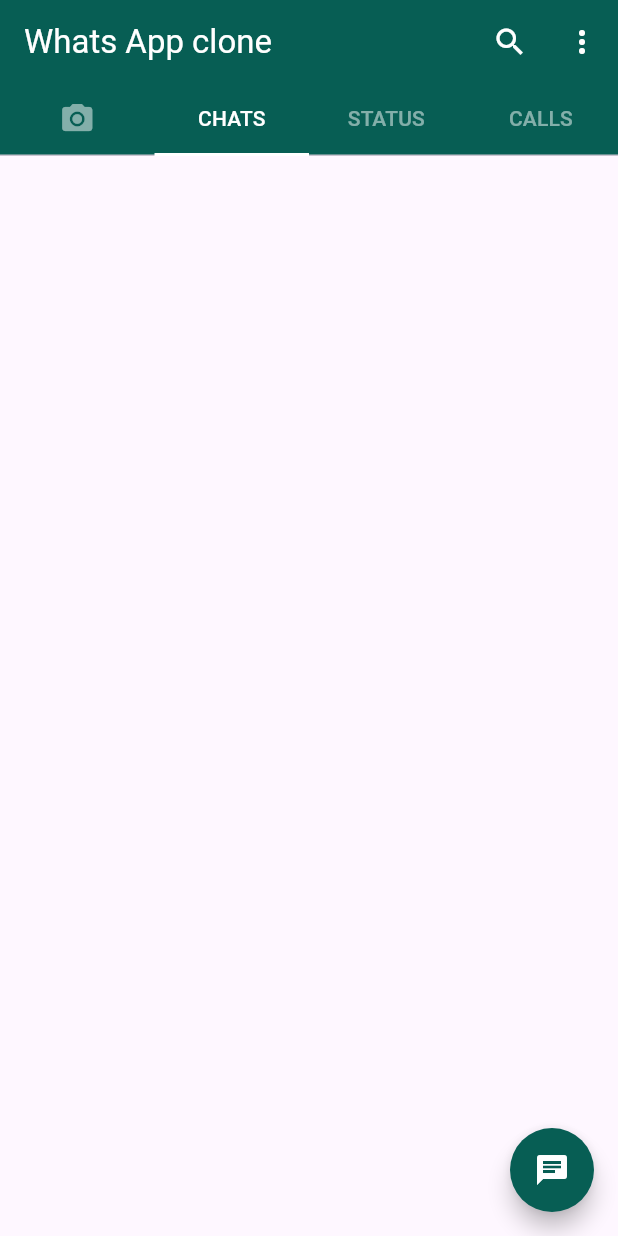
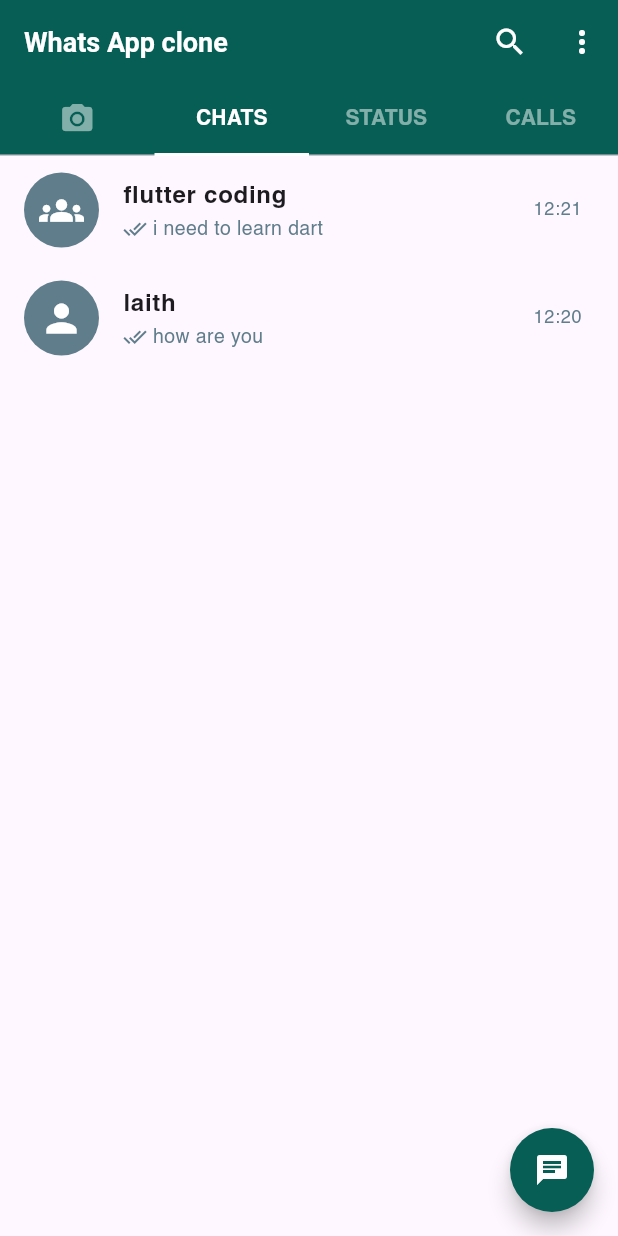
Before and after one commit to LaithMahdi/whatsapp-clone, a Flutter app: the screen it shows after launch, on a phone screen of 412 x 824 dp. Run offline on Flutter 3.47's test engine with Material 2 defaults, Android fonts, the light colour scheme and no system bars; our stand-ins replace get.

Commit message:
adding chat detail screen

```diff
--- /dev/null
+++ b/lib/chat/chat_controller.dart
@@ -0,0 +1,11 @@
+import 'package:get/get.dart';
+import 'package:whatsapp_clone/core/constant/app_route.dart';
+import 'package:whatsapp_clone/data/model/chat_model.dart';
+
+abstract class ChatController extends GetxController {}
+
+class ChatControllerImpl extends ChatController {
+  goToDetailScreen(ChatModel chatModel) {
+    Get.toNamed(AppRoute.chatDetail, arguments: {"chat": chatModel});
+  }
+}
--- a/lib/controllers/home/home_controller.dart
+++ b/lib/controllers/home/home_controller.dart
@@ -44,6 +44,5 @@
 
   selectPopMenu(String? value) {
     popUpMenu = value!;
-    print(value);
   }
 }
--- a/lib/core/constant/app_color.dart
+++ b/lib/core/constant/app_color.dart
@@ -5,4 +5,5 @@
   static const Color primary = Color(0xff075e54);
   static const Color second = Color(0xff128c7e);
   static const Color white = Colors.white;
+  static const Color blueGrey = Colors.blueGrey;
 }
--- a/lib/core/constant/app_route.dart
+++ b/lib/core/constant/app_route.dart
@@ -1,4 +1,6 @@
 class AppRoute {
   AppRoute._();
   static const String home = "/";
+  static const String chat = "/chat";
+  static const String chatDetail = "/chat-detail";
 }
--- /dev/null
+++ b/lib/core/constant/app_size.dart
@@ -0,0 +1,18 @@
+import 'package:flutter/material.dart';
+
+class AppSize {
+  static double? screenWidth;
+  static double? screenHeight;
+  static double? defaultSize;
+  static Orientation? orientation;
+
+  void init(BuildContext context) {
+    screenWidth = MediaQuery.of(context).size.width;
+    screenHeight = MediaQuery.of(context).size.height;
+    orientation = MediaQuery.of(context).orientation;
+
+    defaultSize = orientation == Orientation.landscape
+        ? screenHeight! * .024
+        : screenWidth! * .024;
+  }
+}
--- /dev/null
+++ b/lib/data/data source/chat_list.dart
@@ -0,0 +1,16 @@
+import 'package:whatsapp_clone/data/model/chat_model.dart';
+
+List<ChatModel> chatList = [
+  ChatModel(
+      id: 1,
+      name: "flutter coding",
+      isGroup: true,
+      time: "12:21",
+      message: "i need to learn dart"),
+  ChatModel(
+      id: 2,
+      name: "laith",
+      isGroup: false,
+      time: "12:20",
+      message: "how are you"),
+];
--- /dev/null
+++ b/lib/data/model/chat_model.dart
@@ -0,0 +1,14 @@
+class ChatModel {
+  final int id;
+  final String name;
+  final bool isGroup;
+  final String time;
+  final String message;
+  ChatModel({
+    required this.id,
+    required this.name,
+    required this.isGroup,
+    required this.time,
+    required this.message,
+  });
+}
--- a/lib/main.dart
+++ b/lib/main.dart
@@ -1,8 +1,8 @@
 import 'package:flutter/material.dart';
 import 'package:get/get.dart';
-import 'package:whatsapp_clone/core/constant/app_color.dart';
-import 'package:whatsapp_clone/core/constant/app_string.dart';
-
+import 'package:whatsapp_clone/core/constant/app_size.dart';
+import 'core/constant/app_color.dart';
+import 'core/constant/app_string.dart';
 import 'routes.dart';
 
 void main() {
@@ -15,10 +15,12 @@
   // This widget is the root of your application.
   @override
   Widget build(BuildContext context) {
+    AppSize().init(context);
     return GetMaterialApp(
       title: AppString.appName,
       debugShowCheckedModeBanner: false,
       theme: ThemeData(
+        fontFamily: "Helvetica",
         primaryColor: AppColor.primary,
         floatingActionButtonTheme: const FloatingActionButtonThemeData(
             backgroundColor: AppColor.primary, foregroundColor: AppColor.white),
@@ -26,9 +28,16 @@
             indicatorColor: AppColor.white,
             labelColor: AppColor.white,
             indicatorSize: TabBarIndicatorSize.tab,
+            labelStyle:
+                const TextStyle(fontWeight: FontWeight.w700, fontSize: 14),
+            unselectedLabelStyle:
+                const TextStyle(fontWeight: FontWeight.w700, fontSize: 14),
             unselectedLabelColor: AppColor.white.withOpacity(0.5)),
         appBarTheme: const AppBarTheme(
-            color: AppColor.primary, foregroundColor: AppColor.white),
+            titleTextStyle:
+                TextStyle(fontWeight: FontWeight.w600, fontSize: 18),
+            color: AppColor.primary,
+            foregroundColor: AppColor.white),
         useMaterial3: true,
       ),
       getPages: routes,
--- a/lib/routes.dart
+++ b/lib/routes.dart
@@ -1,7 +1,11 @@
 import 'package:get/get.dart';
 import 'package:whatsapp_clone/core/constant/app_route.dart';
+import 'package:whatsapp_clone/view/chats/chat_detail_screen.dart';
+import 'package:whatsapp_clone/view/chats/chat_screen.dart';
 import 'package:whatsapp_clone/view/screens/home_screen.dart';
 
 List<GetPage<dynamic>>? routes = [
   GetPage(name: AppRoute.home, page: () => const HomeScreen()),
+  GetPage(name: AppRoute.chat, page: () => const ChatScreen()),
+  GetPage(name: AppRoute.chatDetail, page: () => const ChatDetailScreen()),
 ];
--- a/lib/view/chats/chat_screen.dart
+++ b/lib/view/chats/chat_screen.dart
@@ -1,16 +1,81 @@
 import 'package:flutter/material.dart';
+import 'package:get/get.dart';
+import 'package:whatsapp_clone/chat/chat_controller.dart';
+import 'package:whatsapp_clone/core/constant/app_color.dart';
+import 'package:whatsapp_clone/data/data%20source/chat_list.dart';
+import 'package:whatsapp_clone/data/model/chat_model.dart';
+import 'package:whatsapp_clone/widgets/spacer/spacer.dart';
 
 class ChatScreen extends StatelessWidget {
   const ChatScreen({super.key});
 
   @override
   Widget build(BuildContext context) {
+    ChatControllerImpl controller = Get.put(ChatControllerImpl());
     return Scaffold(
       floatingActionButton: FloatingActionButton(
         onPressed: () {},
         shape: const CircleBorder(),
         child: const Icon(Icons.chat),
       ),
+      body: ListView.builder(
+        itemCount: chatList.length,
+        itemBuilder: (context, index) => CustomChatCard(
+          chatModel: chatList[index],
+          onTap: () => controller.goToDetailScreen(chatList[index]),
+        ),
+      ),
     );
   }
 }
+
+class CustomChatCard extends StatelessWidget {
+  final ChatModel chatModel;
+  final VoidCallback onTap;
+  const CustomChatCard(
+      {super.key, required this.chatModel, required this.onTap});
+
+  @override
+  Widget build(BuildContext context) {
+    return ListTile(
+      onTap: onTap,
+      leading: CircleAvatar(
+          radius: 25,
+          backgroundColor: AppColor.blueGrey,
+          child: Icon(chatModel.isGroup ? Icons.groups : Icons.person,
+              size: 30, color: AppColor.white)),
+      title: Flexible(
+        child: Text(
+          chatModel.name,
+          overflow: TextOverflow.ellipsis,
+          maxLines: 1,
+          style: const TextStyle(
+            fontSize: 16,
+            fontWeight: FontWeight.bold,
+          ),
+        ),
+      ),
+      subtitle: Row(
+        children: [
+          const Icon(Icons.done_all, size: 16, color: AppColor.blueGrey),
+          const HorizintalSpacer(0.4),
+          Flexible(
+            child: Text(chatModel.message,
+                overflow: TextOverflow.ellipsis,
+                style: const TextStyle(
+                    fontSize: 13,
+                    fontWeight: FontWeight.normal,
+                    color: AppColor.blueGrey)),
+          ),
+        ],
+      ),
+      trailing: Text(
+        chatModel.time,
+        style: const TextStyle(
+            fontSize: 12,
+            fontWeight: FontWeight.w300,
+            color: AppColor.blueGrey),
+      ),
+    );
+  }
+}
```
Also changed, not shown: lib/chat/chat_detail_controller.dart (added, +27 -0 lines), lib/view/chats/chat_detail_screen.dart (added, +68 -0 lines), lib/widgets/spacer/spacer.dart (added, +24 -0 lines), pubspec.yaml (+7 -6 lines), assets/fonts/Helvetica-Bold.ttf (added), assets/fonts/Helvetica-BoldOblique.ttf (added), assets/fonts/Helvetica-Oblique.ttf (added), assets/fonts/Helvetica.ttf (added), assets/fonts/helvetica-light.ttf (added), assets/fonts/helvetica-rounded-bold.otf (added).
